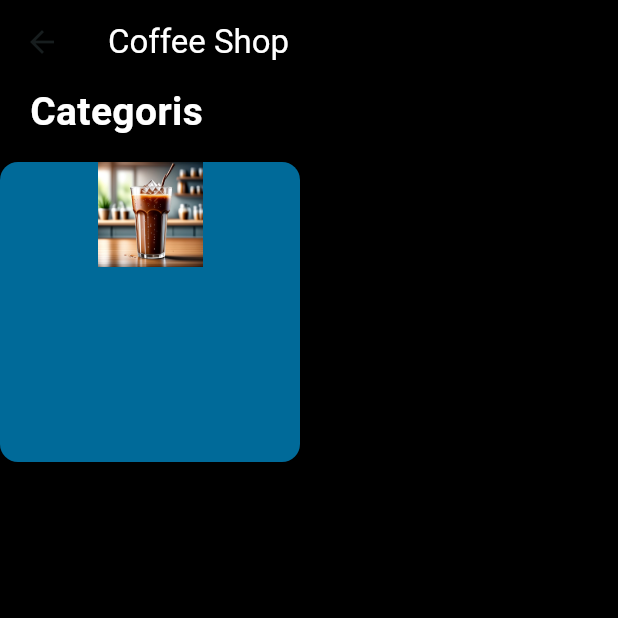
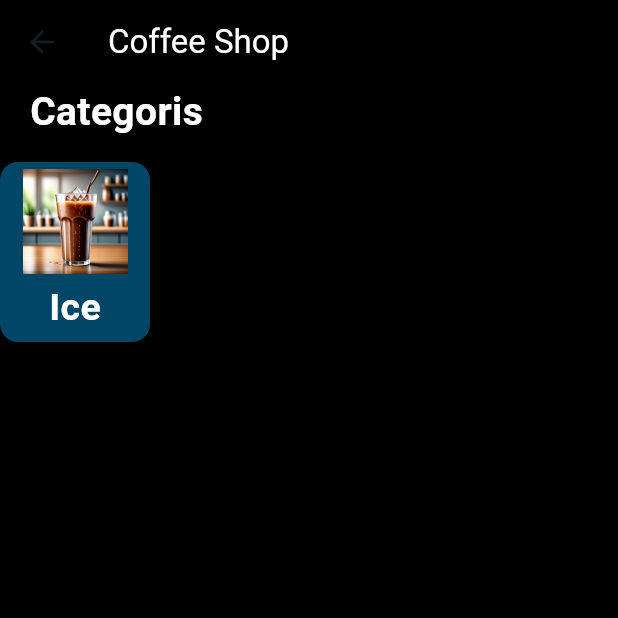
Before and after one commit to 54-xenon/coffee-app, a Flutter app: the HomePage screen opened directly, on a phone screen of 412 x 824 dp, the top half of it. Run offline on Flutter 3.47's test engine with Material 3 defaults, Android fonts, the phone set to English and light mode, and no system bars.

Commit message:
categorisの追加まで終わった

```diff
--- a/lib/pages/home_page.dart
+++ b/lib/pages/home_page.dart
@@ -47,7 +47,7 @@ class _HomePageState extends State<HomePage> {
           ),
           SizedBox(height: 15),
           Container(
-            height: 200,
+            height: 120,
             child: ListView.separated(
               // スクロール方向を横並びにする
                 scrollDirection: Axis.horizontal,
@@ -57,18 +57,27 @@ class _HomePageState extends State<HomePage> {
                   return Container(
                     // カテゴリUIを戻り値にする
                     // モデルデータから引っ張ったやつ
-                    width: 200,
+                    width: 100,
                     decoration: BoxDecoration(
-                      color: categoris[index].boxColor.withValues(alpha: 0.6),
+                      color: categoris[index].boxColor.withValues(alpha: 0.4),
                       borderRadius: BorderRadius.circular(12),
                     ),
                     child: Column(
+                      mainAxisAlignment: MainAxisAlignment.spaceEvenly,
                       children: [
                         // images
                         Container(
                           width: 70,
                           height: 70,
                           child: Image.asset(categoris[index].iconPath),
+                        ),
+                        Text(
+                          categoris[index].name,
+                          style: TextStyle(
+                            color: Colors.white,
+                            fontSize: 25,
+                            fontWeight: FontWeight.bold,
+                          ),
                         )
                         // categoris text
                       ],
```
